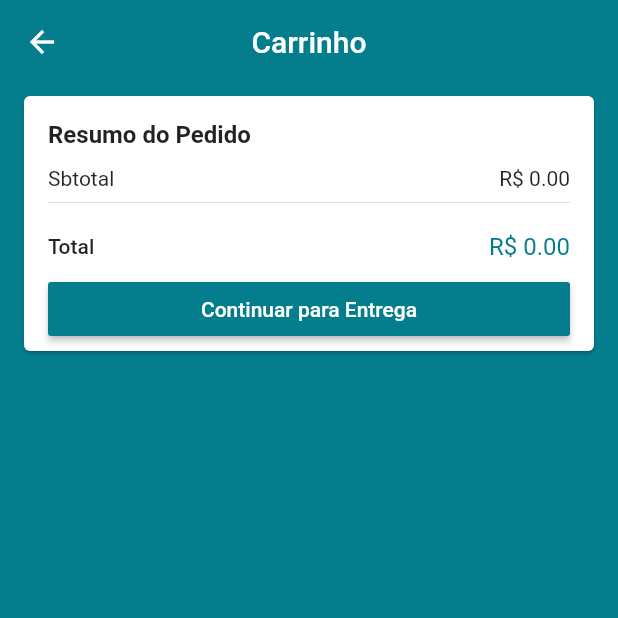
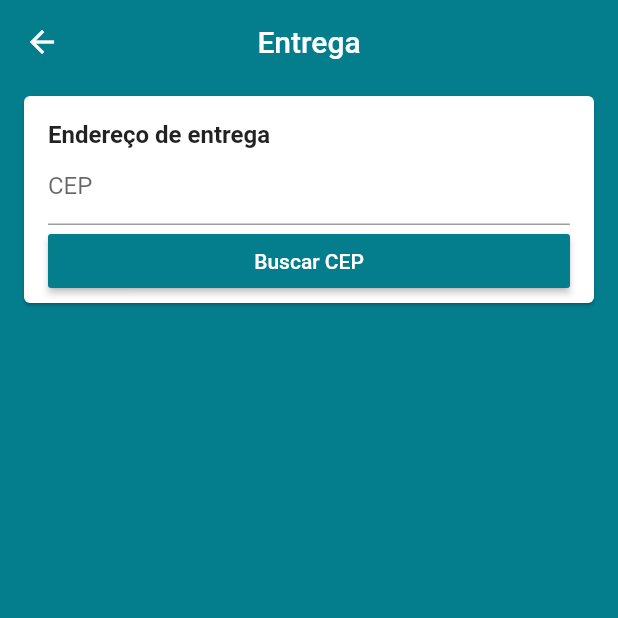
Before and after one commit to ThiagooSr/AppLojaVirtual, a Flutter app: the CartScreen screen opened by its route, after a tap on "Continuar para Entrega", on a phone screen of 412 x 824 dp, the top half of it. Run offline on Flutter 3.47's test engine with Material 2 defaults, Android fonts, the phone set to English and light mode, and no system bars; our stand-ins replace brasil_fields, carousel_pro, cloud_firestore, dio, firebase_auth, firebase_storage and 3 more; missing offline and left inert: alphabet_list_scroll_view; accounts and stored records are empty; statements that could not run were skipped.

Commit message:
Criando a tela de buscar CEP, e adicionando a API cep aberto.

```diff
--- a/lib/common/price_card.dart
+++ b/lib/common/price_card.dart
@@ -33,7 +33,7 @@ class PriceCard extends StatelessWidget {
             Row(
               mainAxisAlignment: MainAxisAlignment.spaceBetween,
               children: <Widget>[
-                const Text('Sbtotal'),
+                const Text('Subtotal'),
                 Text('R\$ ${productsPrice.toStringAsFixed(2)}')
               ],
             ),
--- a/lib/main.dart
+++ b/lib/main.dart
@@ -7,6 +7,7 @@ import 'package:lojavirtualapp/models/product.dart';
 import 'package:lojavirtualapp/models/product_manager.dart';
 //import 'package:lojavirtualapp/models/user.dart';
 import 'package:lojavirtualapp/models/user_manager.dart';
+import 'package:lojavirtualapp/screens/address/address_screen.dart';
 import 'package:lojavirtualapp/screens/base/base_screen.dart';
 import 'package:lojavirtualapp/screens/base/login/login_screen.dart';
 import 'package:lojavirtualapp/screens/base/signup/signup_screen.dart';
@@ -76,6 +77,8 @@ class MyApp extends StatelessWidget {
             return MaterialPageRoute(builder: (_) => BaseScreen());
           case '/cart':
             return MaterialPageRoute(builder: (_) => CartScreen());
+          case '/address':
+            return MaterialPageRoute(builder: (_) => AddressScreen());
           case '/product':
             return MaterialPageRoute(builder: (_) => ProductScreen(
               settings.arguments as Product
--- /dev/null
+++ b/lib/models/address.dart
@@ -0,0 +1,18 @@
+class Address {
+
+  Address({this.street, this.number, this.complement, this.district,
+      this.zipCode, this.city, this.state, this.lat, this.long});
+
+  String street;
+  String number;
+  String complement;
+  String district;
+  String zipCode;
+  String city;
+  String state;
+
+  double lat;
+  double long;
+
+
+}
--- a/lib/models/cart_manager.dart
+++ b/lib/models/cart_manager.dart
@@ -2,16 +2,20 @@
 
 import 'package:cloud_firestore/cloud_firestore.dart';
 import 'package:flutter/widgets.dart';
+import 'package:lojavirtualapp/models/address.dart';
 import 'package:lojavirtualapp/models/cart_product.dart';
 import 'package:lojavirtualapp/models/product.dart';
 import 'package:lojavirtualapp/models/user.dart';
 import 'package:lojavirtualapp/models/user_manager.dart';
+import 'package:lojavirtualapp/services/cepaberto_services.dart';
 
 class CartManager extends ChangeNotifier{
 
   List<CartProduct> items = [];
 
   User user;
+
+  Address address;
 
   num productsPrice = 0.0;
 
@@ -84,4 +88,27 @@ class CartManager extends ChangeNotifier{
     }
     return true;
   }
+
+  Future<void> getAddress(String cep) async{
+    final cepAbertoService = CepAbertoService();
+
+    try{
+    final cepAbertoAddress = await cepAbertoService.getAddressFromCep(cep);
+
+    if(cepAbertoAddress != null){
+       address = Address(
+      street: cepAbertoAddress.logradouro,
+        district: cepAbertoAddress.bairro,
+        zipCode: cepAbertoAddress.cep,
+        city: cepAbertoAddress.cidade.nome,
+        state: cepAbertoAddress.estado.sigla,
+        lat: cepAbertoAddress.latitude,
+        long: cepAbertoAddress.longitude,
+      );
+       notifyListeners();
+    }
+  } catch(e){
+
+    }
+    }
 }
--- /dev/null
+++ b/lib/screens/address/address_screen.dart
@@ -0,0 +1,19 @@
+import 'package:flutter/material.dart';
+import 'package:lojavirtualapp/screens/address/components/address_card.dart';
+
+class AddressScreen extends StatelessWidget {
+  @override
+  Widget build(BuildContext context) {
+    return Scaffold(
+      appBar: AppBar(
+        title: const Text('Entrega'),
+        centerTitle: true,
+      ),
+      body:  ListView(
+        children: <Widget>[
+          AddressCard(),
+        ],
+      ),
+    );
+  }
+}
--- /dev/null
+++ b/lib/screens/address/components/address_card.dart
@@ -0,0 +1,41 @@
+import 'package:flutter/material.dart';
+import 'package:lojavirtualapp/models/address.dart';
+import 'package:lojavirtualapp/models/cart_manager.dart';
+import 'package:lojavirtualapp/screens/address/components/address_input_field.dart';
+import 'package:lojavirtualapp/screens/address/components/cep_input_field.dart';
+import 'package:provider/provider.dart';
+
+class AddressCard extends StatelessWidget {
+  @override
+  Widget build(BuildContext context) {
+    return Card(
+      margin: const EdgeInsets.symmetric(horizontal: 16, vertical: 8),
+      child: Padding(
+        padding: const EdgeInsets.fromLTRB(16, 16, 16, 4),
+        child: Consumer<CartManager>(
+          builder: (_, cartManager, __){
+            final address = cartManager.address ?? Address();
+            return Form(
+              child: Column(
+                crossAxisAlignment: CrossAxisAlignment.start,
+                children: <Widget>[
+                  Text(
+                    'Endereço de entrega',
+
+                    style: TextStyle(
+                      fontWeight: FontWeight.w600,
+                      fontSize: 16,
+                    ),
+                  ),
+                  CepInputField(),
+                  if(address.zipCode != null)
+                  AddressInputField(address),
+                ],
+              ),
+            );
+          },
+        )
+      ),
+    );
+  }
+}
--- /dev/null
+++ b/lib/screens/address/components/cep_input_field.dart
@@ -0,0 +1,54 @@
+import 'package:brasil_fields/brasil_fields.dart';
+import 'package:flutter/material.dart';
+import 'package:flutter/services.dart';
+import 'package:lojavirtualapp/models/cart_manager.dart';
+import 'package:provider/provider.dart';
+class CepInputField extends StatelessWidget {
+
+  @override
+  Widget build(BuildContext context) {
+    final primaryColor = Theme.of(context).primaryColor;
+
+    final TextEditingController cepController = TextEditingController();
+
+    return Column(
+      crossAxisAlignment: CrossAxisAlignment.stretch,
+      children: <Widget>[
+        TextFormField(
+          controller: cepController,
+          decoration: const InputDecoration(
+            isDense: true,
+            labelText: 'CEP',
+            hintText: '74.961-120'
+          ),
+          inputFormatters: [
+            WhitelistingTextInputFormatter.digitsOnly,
+            CepInputFormatter(),
+          ],
+          keyboardType: TextInputType.number,
+          validator: (cep){
+            if(cep.isEmpty)
+              return'Campo obrigatório';
+            else if(cep.length != 10)
+              return 'CEP Inválido';
+            return null;
+          },
+
+        ),
+        RaisedButton(
+          onPressed: (){
+            if(Form.of(context).validate()){
+              context.read<CartManager>().getAddress(cepController.text);
+
+            }
+
+          },
+          textColor: Colors.white,
+          color: primaryColor,
+          disabledColor: primaryColor.withAlpha(100),
+          child: const Text('Buscar CEP'),
+        ),
+      ],
+    );
+  }
+}
--- a/lib/screens/cart/cart_screen.dart
+++ b/lib/screens/cart/cart_screen.dart
@@ -23,7 +23,7 @@ class CartScreen extends StatelessWidget {
               PriceCard(
                 buttonText: 'Continuar para Entrega',
                 onPressed: cartManager.isCartValid ? (){
-
+                  Navigator.of(context).pushNamed('/address');
                 } : null,
               ),
             ],
--- /dev/null
+++ b/lib/services/cepaberto_services.dart
@@ -0,0 +1,35 @@
+import 'dart:io';
+
+import 'package:dio/dio.dart';
+import 'package:lojavirtualapp/models/cepaberto_address.dart';
+const token = '45e6636e29be00d0c8f94e031c8849c7';
+
+class CepAbertoService {
+
+   Future<CepAbertoAddress> getAddressFromCep(String cep)async{
+     final cleanCep = cep.replaceAll('.', '').replaceAll('-', '');
+     final endpoint = "https://www.cepaberto.com/api/v3/cep?cep=$cleanCep";
+
+     final Dio dio = Dio();
+
+     dio.options.headers[HttpHeaders.authorizationHeader] = 'Token token=$token';
+
+     try{
+       final response = await dio.get<Map<String, dynamic>>(endpoint);
+
+       if(response.data.isEmpty){
+         return Future.error('CEP Inválido');
+       }
+
+       final CepAbertoAddress address = CepAbertoAddress.fromMap(response.data);
+
+       return address;
+
+     }on DioError catch(e){
+       return Future.error('Erro ao buscar CEP');
+
+     }
+   }
+
+
+}
--- a/pubspec.yaml
+++ b/pubspec.yaml
@@ -43,6 +43,8 @@ dependencies:
   image_picker: ^0.6.7+22
   image_cropper: ^1.3.1
   uuid: ^2.0.4
+  dio: ^3.0.9
+  brasil_fields: ^0.1.0
 
 
 dev_dependencies:
```
Also changed, not shown: lib/models/cepaberto_address.dart (added, +56 -0 lines), lib/screens/address/components/address_input_field.dart (added, +130 -0 lines), pubspec.lock.
